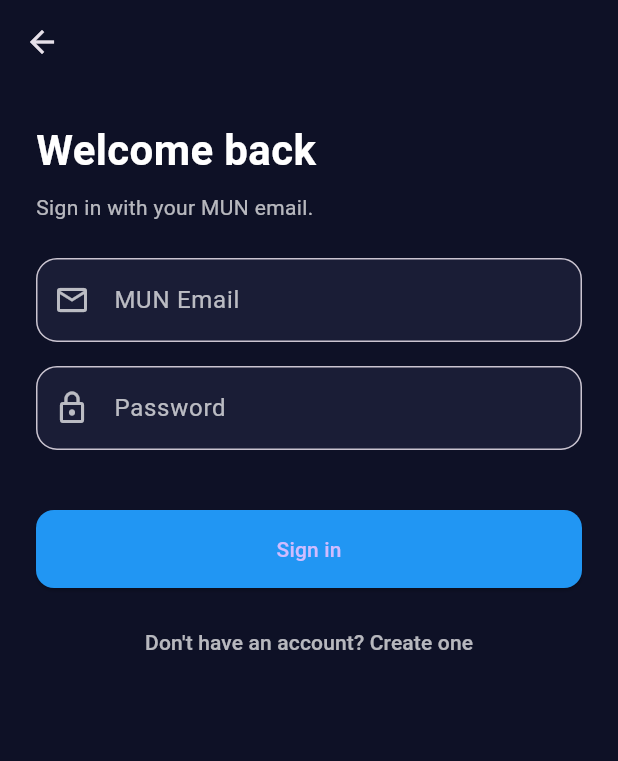
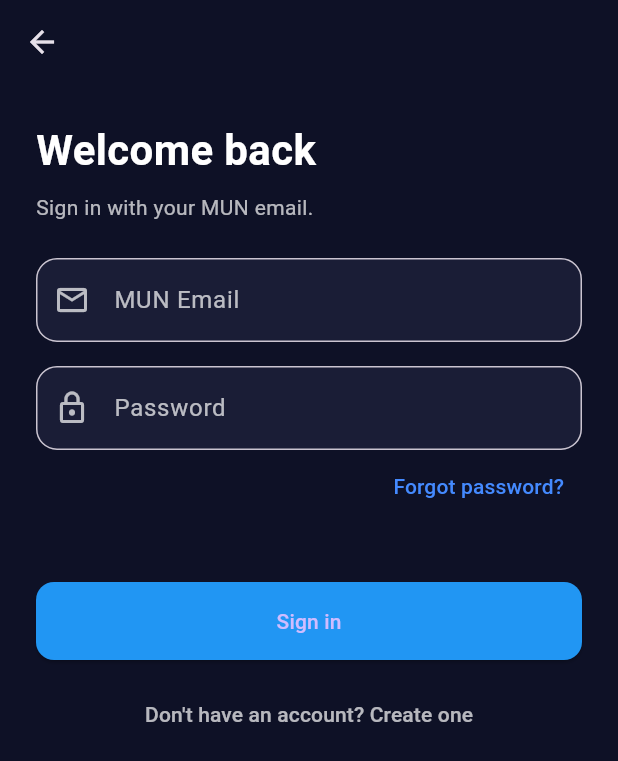
Before and after one commit to muhammedp07/gr07-skillswap-fall-2025, a Flutter app: the LoginScreen screen opened directly, on a phone screen of 412 x 824 dp. Shown: the top 761 px of the screen. Run offline on Flutter 3.47's test engine with Material 3 defaults, Android fonts, the phone set to English and light mode, and no system bars; our stand-ins replace cloud_firestore, firebase_auth, firebase_core, firebase_storage, image_picker; accounts and stored records are empty; network calls fail.

Commit message:
add Forgot password? link and navigation to ResetPasswordScreen

```diff
--- a/lib/screens/auth/login_screen.dart
+++ b/lib/screens/auth/login_screen.dart
@@ -3,6 +3,7 @@ import 'package:firebase_auth/firebase_auth.dart';
 import '../../services/user_service.dart';
 import '../home/home_screen.dart';
 import '../onboarding/profile_setup_screen.dart';
+import '../auth/reset_password_screen.dart';
 
 enum AuthMode { signIn, signUp }
 
@@ -68,6 +69,25 @@ class _LoginScreenState extends State<LoginScreen> {
               obscure: true,
               icon: Icons.lock_outline,
             ),
+
+            if (!isSignUp)
+              Align(
+                alignment: Alignment.centerRight,
+                child: TextButton(
+                  onPressed: () {
+                    Navigator.push(
+                      context,
+                      MaterialPageRoute(
+                        builder: (_) => const ResetPasswordScreen(),
+                      ),
+                    );
+                  },
+                  child: const Text(
+                    "Forgot password?",
+                    style: TextStyle(color: Colors.blueAccent),
+                  ),
+                ),
+              ),
 
             if (isSignUp) ...[
               const SizedBox(height: 16),
@@ -238,9 +258,8 @@ class _LoginScreenState extends State<LoginScreen> {
       Navigator.pushAndRemoveUntil(
         context,
         MaterialPageRoute(
-          builder: (context) => hasProfile
-            ? const HomeScreen()
-            : const ProfileSetupScreen(),
+          builder: (context) =>
+              hasProfile ? const HomeScreen() : const ProfileSetupScreen(),
         ),
         (route) => false,
       );
@@ -300,9 +319,7 @@ class _LoginScreenState extends State<LoginScreen> {
       // After successful sign up, navigate to profile setup
       Navigator.pushAndRemoveUntil(
         context,
-        MaterialPageRoute(
-          builder: (context) => const ProfileSetupScreen(),
-        ),
+        MaterialPageRoute(builder: (context) => const ProfileSetupScreen()),
         (route) => false,
       );
     } on FirebaseAuthException catch (e) {
```
Also changed, not shown: 1 other file.
